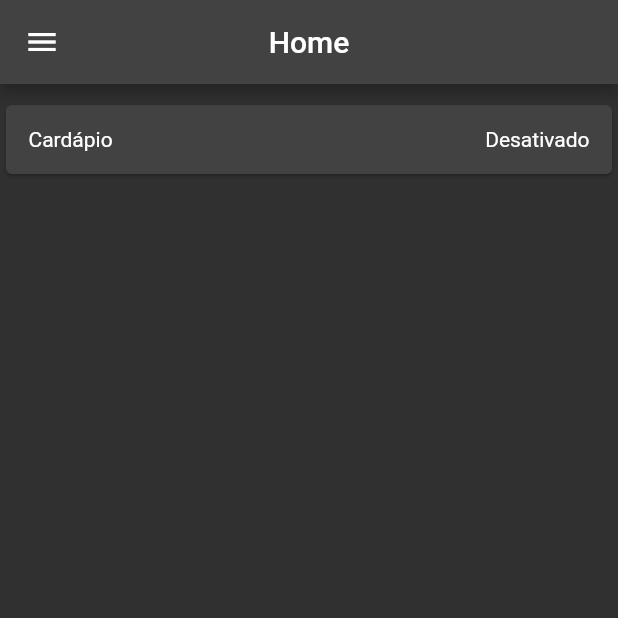
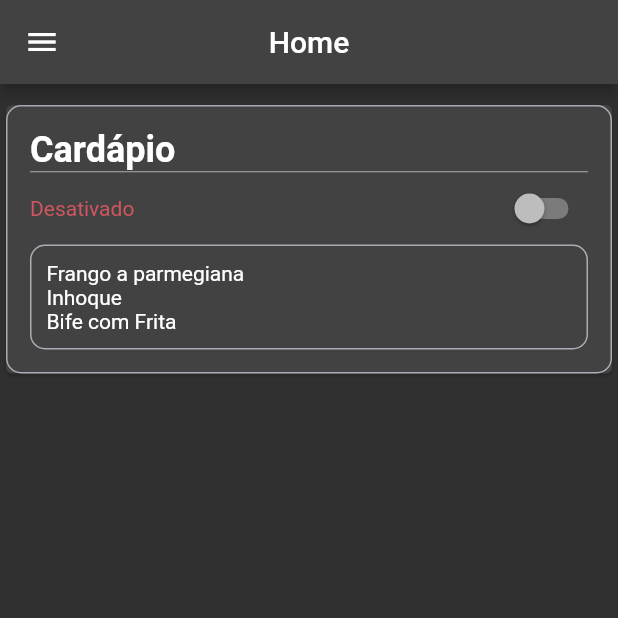
Before and after one commit to deartis/demo_adm_restaurante, a Flutter app: the screen it shows after launch, on a phone screen of 412 x 824 dp, the top half of it. Run offline on Flutter 3.47's test engine with Material 2 defaults, Android fonts, the phone set to English and light mode, and no system bars.

Commit message:
telas home

```diff
--- a/lib/page/home.dart
+++ b/lib/page/home.dart
@@ -12,23 +12,101 @@ class Home extends StatefulWidget {
   _HomeState createState() => _HomeState();
 }
 
+//Widget do texto ativado/desativado
+class TxtEstadoaTUAL {
+  _getTxt(_estadoCardapio, _txtEstadoCardapio) {
+    if (_estadoCardapio) {
+      return Text(
+        _txtEstadoCardapio,
+        style: const TextStyle(color: Cores.cor6),
+      );
+    } else {
+      return Text(
+        _txtEstadoCardapio,
+        style: const TextStyle(color: Cores.cor7),
+      );
+    }
+  }
+}
+
 class _HomeState extends State<Home> {
+  static bool _estadoCardapio = false;
+  static String _txtEstadoCardapio = 'Desativado';
+
   _telas(String tela) {
     switch (tela) {
       case 'tela2':
         return Card(
           child: Container(
+            decoration: BoxDecoration(
+                borderRadius: BorderRadius.circular(10),
+                border: const Border(
+                  top: BorderSide(width: 1, color: Cores.cor4),
+                  left: BorderSide(width: 1, color: Cores.cor4),
+                  right: BorderSide(width: 1, color: Cores.cor4),
+                  bottom: BorderSide(width: 1, color: Cores.cor4),
+                )),
             padding: const EdgeInsets.all(10),
             child: Column(
               children: [
                 Container(
                     decoration: const BoxDecoration(border: Border.symmetric()),
                     padding: const EdgeInsets.all(5),
-                    child: Row(
-                      mainAxisAlignment: MainAxisAlignment.spaceBetween,
-                      children: const [
-                        Text('Cardápio'),
-                        Text('Desativado'),
+                    child: Column(
+                      children: [
+                        Row(
+                          mainAxisAlignment: MainAxisAlignment.spaceBetween,
+                          children: const [
+                            Text(
+                              'Cardápio',
+                              style: TextStyle(
+                                  fontSize: 24, fontWeight: FontWeight.bold),
+                            ),
+                          ],
+                        ),
+                        const Divider(
+                          color: Cores.cor4,
+                          height: 1,
+                        ),
+                        Row(
+                          mainAxisAlignment: MainAxisAlignment.spaceBetween,
+                          children: [
+                            TxtEstadoaTUAL()
+                                ._getTxt(_estadoCardapio, _txtEstadoCardapio),
+                            Switch(
+                              value: _estadoCardapio,
+                              onChanged: (v) => {
+                                setState(() {
+                                  _estadoCardapio = v;
+                                  if (_estadoCardapio) {
+                                    _txtEstadoCardapio = 'Ativado';
+                                  } else {
+                                    _txtEstadoCardapio = 'Desativado';
+                                  }
+                                })
+                              },
+                            ),
+                          ],
+                        ),
+                        Container(
+                          padding: const EdgeInsets.all(10),
+                          decoration: BoxDecoration(
+                              borderRadius: BorderRadius.circular(10),
+                              border: const Border(
+                                top: BorderSide(width: 1, color: Cores.cor4),
+                                left: BorderSide(width: 1, color: Cores.cor4),
+                                right: BorderSide(width: 1, color: Cores.cor4),
+                                bottom: BorderSide(width: 1, color: Cores.cor4),
+                              )),
+                          child: Column(
+                            crossAxisAlignment: CrossAxisAlignment.stretch,
+                            children: const [
+                              Text('Frango a parmegiana'),
+                              Text('Inhoque'),
+                              Text('Bife com Frita'),
+                            ],
+                          ),
+                        ),
                       ],
                     ))
               ],
```
